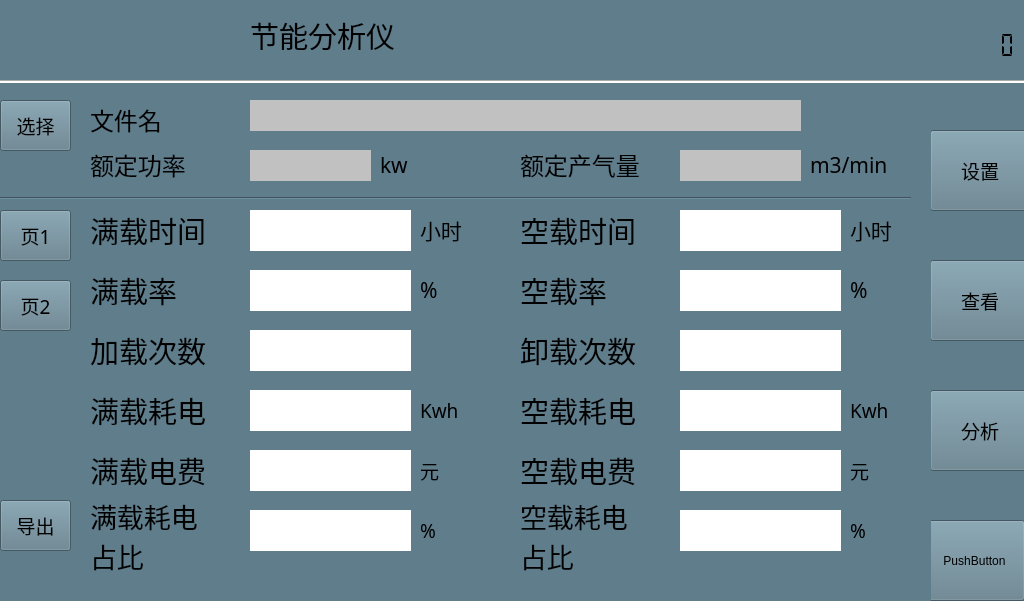
First picture: the form in mainwindow.ui, repository alphonso64/EnergyBox, before the edit.
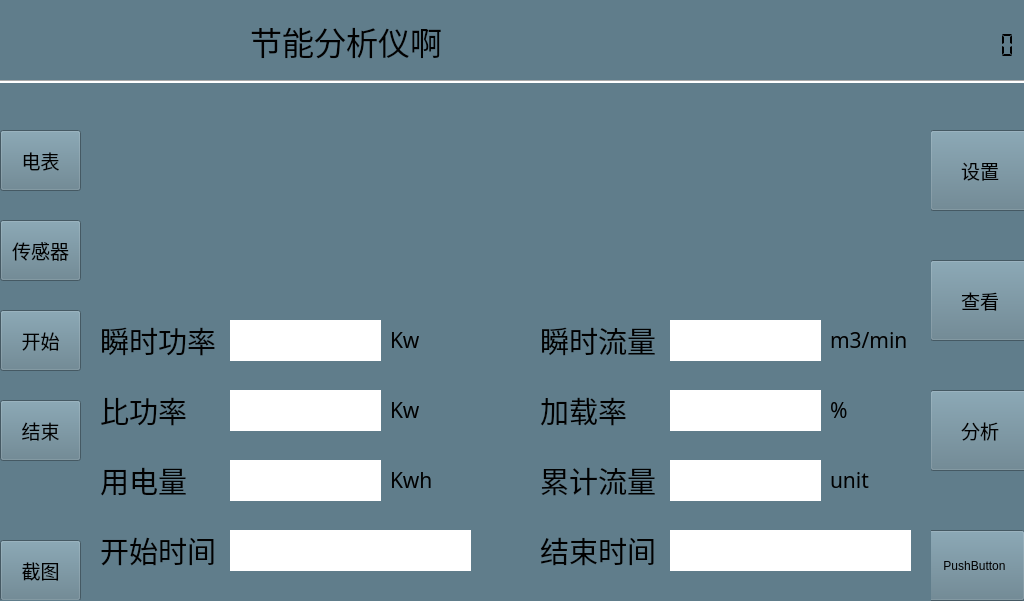
Second picture: the form after the edit. Icons and pictures are not drawn.

Patch:
```diff
--- a/mainwindow.ui
+++ b/mainwindow.ui
@@ -43,20 +43,20 @@
      <rect>
       <x>250</x>
       <y>20</y>
-      <width>161</width>
-      <height>30</height>
+      <width>221</width>
+      <height>41</height>
      </rect>
     </property>
     <property name="font">
      <font>
       <family>微软雅黑</family>
-      <pointsize>22</pointsize>
+      <pointsize>24</pointsize>
       <weight>50</weight>
       <bold>false</bold>
      </font>
     </property>
     <property name="text">
-     <string>节能分析仪</string>
+     <string>节能分析仪啊</string>
     </property>
    </widget>
    <widget class="QLabel" name="label_2">
@@ -676,17 +676,17 @@
     <widget class="QWidget" name="widget_3" native="true">
      <property name="geometry">
       <rect>
-       <x>110</x>
+       <x>70</x>
        <y>0</y>
-       <width>821</width>
-       <height>421</height>
+       <width>861</width>
+       <height>511</height>
       </rect>
      </property>
      <widget class="QPushButton" name="pushButton_15">
       <property name="geometry">
        <rect>
-        <x>80</x>
-        <y>170</y>
+        <x>490</x>
+        <y>40</y>
         <width>181</width>
         <height>81</height>
        </rect>
@@ -707,7 +707,7 @@
      <widget class="QPushButton" name="pushButton_18">
       <property name="geometry">
        <rect>
-        <x>80</x>
+        <x>150</x>
         <y>40</y>
         <width>181</width>
         <height>81</height>
@@ -726,6 +726,28 @@
        <string>导出本地数据</string>
       </property>
      </widget>
+     <widget class="QPushButton" name="pushButton_20">
+      <property name="geometry">
+       <rect>
+        <x>150</x>
+        <y>190</y>
+        <width>181</width>
+        <height>81</height>
+       </rect>
+      </property>
+      <property name="font">
+       <font>
+        <family>微软雅黑</family>
+        <pointsize>14</pointsize>
+       </font>
+      </property>
+      <property name="styleSheet">
+       <string notr="true">border-image: url(:/new/prefix1/btn.qss);</string>
+      </property>
+      <property name="text">
+       <string>更新程序</string>
+      </property>
+     </widget>
     </widget>
    </widget>
    <widget class="QWidget" name="widget_5" native="true">
@@ -2419,19 +2441,6 @@
       <string/>
      </property>
     </widget>
-    <widget class="Line" name="line_2">
-     <property name="geometry">
-      <rect>
-       <x>0</x>
-       <y>435</y>
-       <width>1061</width>
-       <height>10</height>
-      </rect>
-     </property>
-     <property name="orientation">
-      <enum>Qt::Horizontal</enum>
-     </property>
-    </widget>
     <widget class="QLabel" name="label_IPower_name_3">
      <property name="geometry">
       <rect>
@@ -2540,7 +2549,7 @@
      <property name="geometry">
       <rect>
        <x>100</x>
-       <y>455</y>
+       <y>440</y>
        <width>121</width>
        <height>40</height>
       </rect>
@@ -2559,7 +2568,7 @@
      <property name="geometry">
       <rect>
        <x>230</x>
-       <y>455</y>
+       <y>440</y>
        <width>241</width>
        <height>41</height>
       </rect>
@@ -2581,7 +2590,7 @@
      <property name="geometry">
       <rect>
        <x>540</x>
-       <y>455</y>
+       <y>440</y>
        <width>121</width>
        <height>40</height>
       </rect>
@@ -2600,7 +2609,7 @@
      <property name="geometry">
       <rect>
        <x>670</x>
-       <y>455</y>
+       <y>440</y>
        <width>241</width>
        <height>41</height>
       </rect>
@@ -2896,10 +2905,28 @@
       <string>结束</string>
      </property>
     </widget>
+    <widget class="QPushButton" name="pushButton_21">
+     <property name="geometry">
+      <rect>
+       <x>0</x>
+       <y>450</y>
+       <width>81</width>
+       <height>61</height>
+      </rect>
+     </property>
+     <property name="font">
+      <font>
+       <family>微软雅黑</family>
+       <pointsize>14</pointsize>
+      </font>
+     </property>
+     <property name="text">
+      <string>截图</string>
+     </property>
+    </widget>
     <zorder>label_IPower_name</zorder>
     <zorder>label_Power_name</zorder>
     <zorder>label_power_content</zorder>
-    <zorder>line_2</zorder>
     <zorder>label_IPower_name_3</zorder>
     <zorder>label_flow_content</zorder>
     <zorder>label_IPower_name_2</zorder>
@@ -2923,6 +2950,7 @@
     <zorder>label_flow_unit_3</zorder>
     <zorder>pushButton_3</zorder>
     <zorder>pushButton_4</zorder>
+    <zorder>pushButton_21</zorder>
    </widget>
    <widget class="QWidget" name="widget_6" native="true">
     <property name="geometry">
@@ -3949,9 +3977,9 @@
     <property name="geometry">
      <rect>
       <x>924</x>
-      <y>520</y>
+      <y>530</y>
       <width>101</width>
-      <height>81</height>
+      <height>71</height>
      </rect>
     </property>
     <property name="text">
@@ -3979,12 +4007,12 @@
    <zorder>pushButton_2</zorder>
    <zorder>lcdNumber_clock</zorder>
    <zorder>pushButton_10</zorder>
-   <zorder>widget_2</zorder>
-   <zorder>widget</zorder>
    <zorder>widget_6</zorder>
    <zorder>widget_7</zorder>
    <zorder>widget_5</zorder>
    <zorder>label_3</zorder>
+   <zorder>widget</zorder>
+   <zorder>widget_2</zorder>
   </widget>
  </widget>
  <layoutdefault spacing="6" margin="11"/>
```
